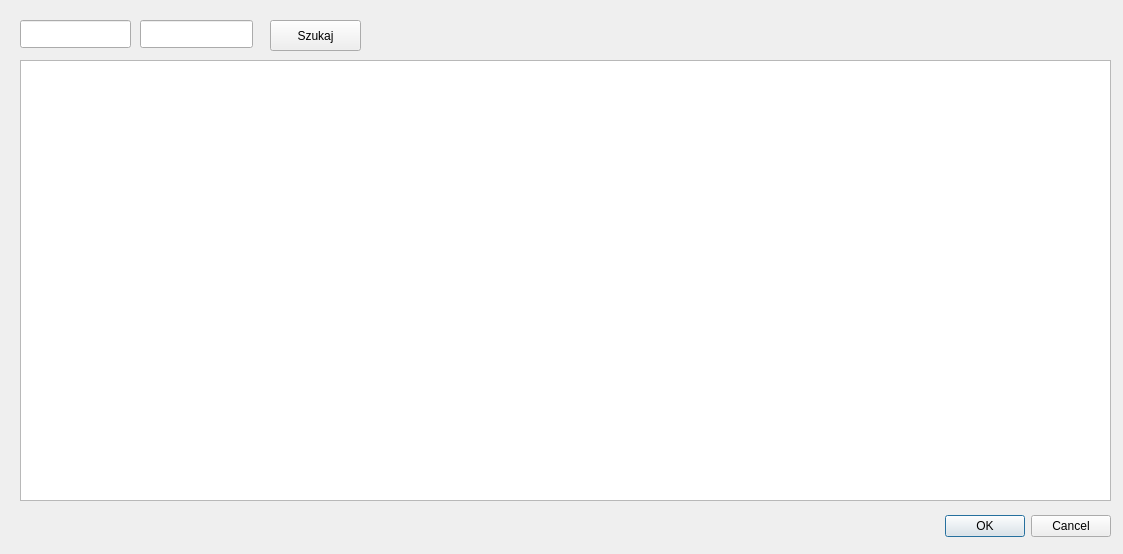
Qt form WybKlientaDialog.ui (militia11/shoes) before a commit.
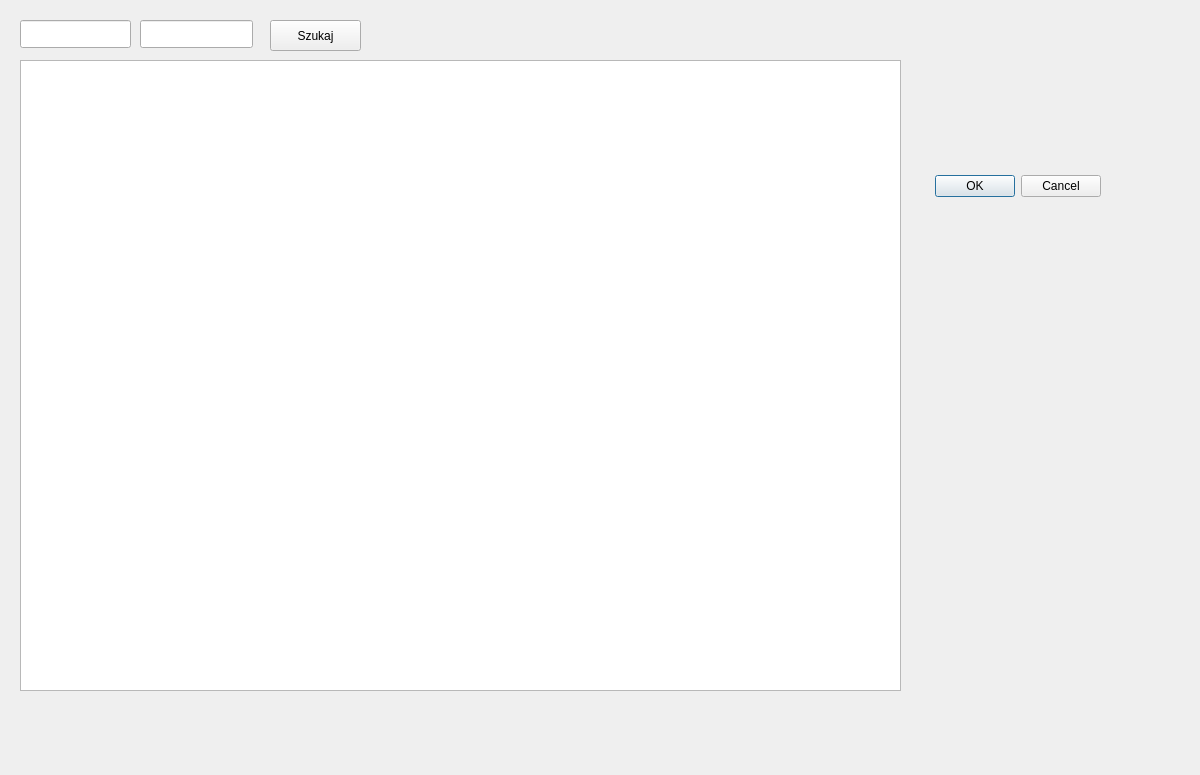
The same form after that commit.

```diff
--- a/WybKlientaDialog.ui
+++ b/WybKlientaDialog.ui
@@ -6,8 +6,8 @@
    <rect>
     <x>0</x>
     <y>0</y>
-    <width>1123</width>
-    <height>554</height>
+    <width>1200</width>
+    <height>775</height>
    </rect>
   </property>
   <property name="windowTitle">
@@ -16,8 +16,8 @@
   <widget class="QDialogButtonBox" name="buttonBox">
    <property name="geometry">
     <rect>
-     <x>930</x>
-     <y>510</y>
+     <x>920</x>
+     <y>170</y>
      <width>181</width>
      <height>32</height>
     </rect>
@@ -42,16 +42,6 @@
     <string>Szukaj</string>
    </property>
   </widget>
-  <widget class="QTableView" name="tableView">
-   <property name="geometry">
-    <rect>
-     <x>20</x>
-     <y>60</y>
-     <width>1091</width>
-     <height>441</height>
-    </rect>
-   </property>
-  </widget>
   <widget class="QLineEdit" name="lineEditNazwaSkrot">
    <property name="geometry">
     <rect>
@@ -72,6 +62,22 @@
     </rect>
    </property>
   </widget>
+  <widget class="QTableView" name="tableView">
+   <property name="geometry">
+    <rect>
+     <x>20</x>
+     <y>60</y>
+     <width>881</width>
+     <height>631</height>
+    </rect>
+   </property>
+   <property name="selectionMode">
+    <enum>QAbstractItemView::ExtendedSelection</enum>
+   </property>
+   <property name="selectionBehavior">
+    <enum>QAbstractItemView::SelectRows</enum>
+   </property>
+  </widget>
  </widget>
  <resources/>
  <connections>
```
